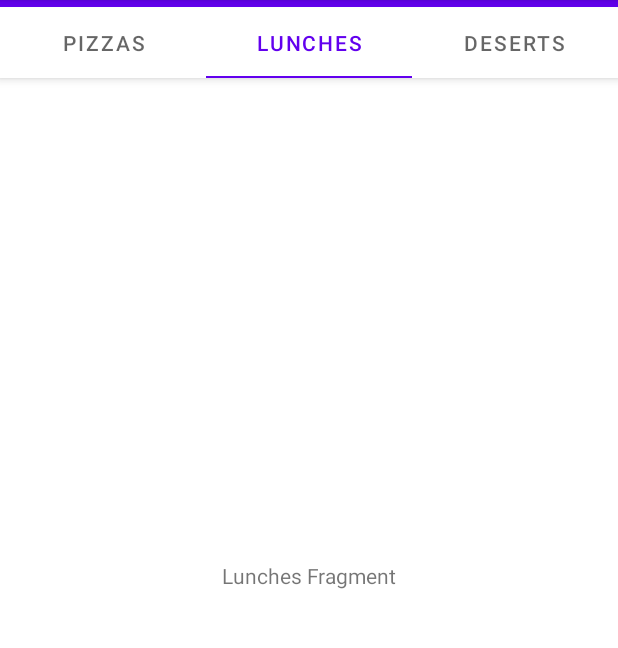
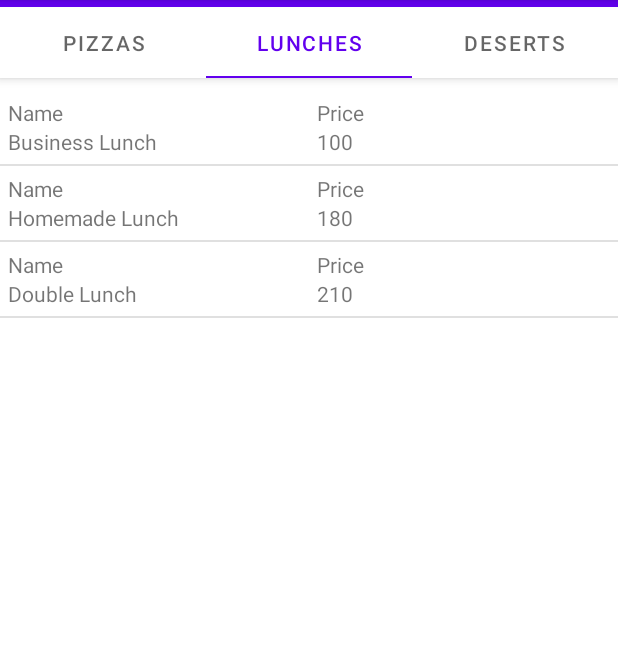
Before and after one commit to MariiaAlekseichuk/MenuBook, an Android app: the screen it shows after launch (MainActivity), tab 2 chosen, on a phone screen of 412 x 824 dp, the part 84-732 px from its top. Run offline under Robolectric (Android 15) with nearby library versions, the phone set to English and light mode, and no system bars.

Commit message:
- recycler view as meals list was added

```diff
--- a/app/src/main/java/mary/alekseichuk/menubook/DesertsFragment.kt
+++ b/app/src/main/java/mary/alekseichuk/menubook/DesertsFragment.kt
@@ -3,14 +3,50 @@ package mary.alekseichuk.menubook
 import android.os.Bundle
 import androidx.fragment.app.Fragment
 import android.view.LayoutInflater
+import android.view.View
 import android.view.ViewGroup
+import androidx.recyclerview.widget.DividerItemDecoration
+import androidx.recyclerview.widget.LinearLayoutManager
+import androidx.recyclerview.widget.RecyclerView
+import mary.alekseichuk.menubook.meallist.Meal
+import mary.alekseichuk.menubook.meallist.MealAdapter
 
 class DesertsFragment : Fragment() {
 
+    private lateinit var desertsRecyclerView: RecyclerView
     override fun onCreateView(
         inflater: LayoutInflater,
         container: ViewGroup?,
         savedInstanceState: Bundle?
-    ) =
-        inflater.inflate(R.layout.fragment_deserts, container, false)!!
+    ): View {
+        val desertList: List<Meal> = setDesertList()
+        val desertLayout = R.layout.fragment_deserts
+        val desertsRecyclerViewId = R.id.deserts_recycler_view
+
+        val inflate = inflater.inflate(desertLayout, container, false)!!
+
+        desertsRecyclerView = inflate.findViewById(desertsRecyclerViewId)
+        desertsRecyclerView.layoutManager =
+            LinearLayoutManager(context, LinearLayoutManager.VERTICAL, false)
+        desertsRecyclerView.adapter = MealAdapter(desertList)
+        desertsRecyclerView.addItemDecoration(
+            DividerItemDecoration(
+                context,
+                DividerItemDecoration.VERTICAL
+            )
+        )
+
+        return inflate
+    }
+
+    private fun setDesertList(): List<Meal> {
+        return listOf(
+            Meal("Cheese Cake", 20),
+            Meal("Napoleon", 19),
+            Meal("Ice Cream", 21),
+            Meal("Chocolate Cake", 18),
+            Meal("Muffin", 18),
+            Meal("Pudding", 18)
+        )
+    }
 }
--- a/app/src/main/java/mary/alekseichuk/menubook/LunchesFragment.kt
+++ b/app/src/main/java/mary/alekseichuk/menubook/LunchesFragment.kt
@@ -3,15 +3,51 @@ package mary.alekseichuk.menubook
 import android.os.Bundle
 import androidx.fragment.app.Fragment
 import android.view.LayoutInflater
+import android.view.View
 import android.view.ViewGroup
+import androidx.recyclerview.widget.DividerItemDecoration
+import androidx.recyclerview.widget.LinearLayoutManager
+import androidx.recyclerview.widget.RecyclerView
+import mary.alekseichuk.menubook.meallist.Meal
+import mary.alekseichuk.menubook.meallist.MealAdapter
 
 
 class LunchesFragment : Fragment() {
+
+    private lateinit var lunchRecyclerView: RecyclerView
 
     override fun onCreateView(
         inflater: LayoutInflater,
         container: ViewGroup?,
         savedInstanceState: Bundle?
-    ) =
-        inflater.inflate(R.layout.fragment_lunches, container, false)!!
+    ): View {
+
+        val lunchList: List<Meal> = setLunchList()
+        val lunchLayout = R.layout.fragment_lunches
+        val lunchesRecyclerViewId = R.id.lunches_recycler_view
+
+        val inflate = inflater.inflate(lunchLayout, container, false)!!
+
+        lunchRecyclerView = inflate.findViewById(lunchesRecyclerViewId)
+
+        lunchRecyclerView.layoutManager =
+            LinearLayoutManager(context, LinearLayoutManager.VERTICAL, false)
+        lunchRecyclerView.adapter = MealAdapter(lunchList)
+        lunchRecyclerView.addItemDecoration(
+            DividerItemDecoration(
+                context,
+                DividerItemDecoration.VERTICAL
+            )
+        )
+
+        return inflate
+    }
+
+    private fun setLunchList(): List<Meal> {
+        return listOf(
+            Meal("Business Lunch", 100),
+            Meal("Homemade Lunch", 180),
+            Meal("Double Lunch", 210),
+        )
+    }
 }
--- a/app/src/main/java/mary/alekseichuk/menubook/MainActivity.kt
+++ b/app/src/main/java/mary/alekseichuk/menubook/MainActivity.kt
@@ -2,13 +2,21 @@ package mary.alekseichuk.menubook
 
 import androidx.appcompat.app.AppCompatActivity
 import android.os.Bundle
+import androidx.recyclerview.widget.DividerItemDecoration
+import androidx.recyclerview.widget.LinearLayoutManager
+import androidx.recyclerview.widget.RecyclerView
 import androidx.viewpager.widget.ViewPager
 import com.google.android.material.tabs.TabLayout
+import mary.alekseichuk.menubook.meallist.Meal
+import mary.alekseichuk.menubook.meallist.MealAdapter
 
 class MainActivity : AppCompatActivity() {
 
     private lateinit var pager: ViewPager
     private lateinit var tab: TabLayout
+
+    lateinit var pizzasRecyclerView: RecyclerView
+
 
     override fun onCreate(savedInstanceState: Bundle?) {
         super.onCreate(savedInstanceState)
@@ -27,5 +35,9 @@ class MainActivity : AppCompatActivity() {
         pager.adapter = adapter
         //bind the viewPager with the TabLayout
         tab.setupWithViewPager(pager)
+
+
     }
+
+
 }
--- a/app/src/main/java/mary/alekseichuk/menubook/PizzasFragment.kt
+++ b/app/src/main/java/mary/alekseichuk/menubook/PizzasFragment.kt
@@ -3,14 +3,50 @@ package mary.alekseichuk.menubook
 import android.os.Bundle
 import androidx.fragment.app.Fragment
 import android.view.LayoutInflater
+import android.view.View
 import android.view.ViewGroup
+import androidx.recyclerview.widget.DividerItemDecoration
+import androidx.recyclerview.widget.LinearLayoutManager
+import androidx.recyclerview.widget.RecyclerView
+import mary.alekseichuk.menubook.meallist.Meal
+import mary.alekseichuk.menubook.meallist.MealAdapter
 
 class PizzasFragment : Fragment() {
 
+    private lateinit var pizzasRecyclerView: RecyclerView
     override fun onCreateView(
         inflater: LayoutInflater,
         container: ViewGroup?,
         savedInstanceState: Bundle?
-    ) =
-        inflater.inflate(R.layout.fragment_pizza, container, false)!!
+    ): View {
+
+        val pizzaList: List<Meal> = setPizzaList()
+        val pizzaLayout = R.layout.fragment_pizza
+        val pizzasRecyclerViewId = R.id.pizzas_recycler_view
+
+        val inflate = inflater.inflate(pizzaLayout, container, false)!!
+
+        pizzasRecyclerView = inflate.findViewById(pizzasRecyclerViewId)
+        pizzasRecyclerView.layoutManager =
+            LinearLayoutManager(context, LinearLayoutManager.VERTICAL, false)
+        pizzasRecyclerView.adapter = MealAdapter(pizzaList)
+        pizzasRecyclerView.addItemDecoration(
+            DividerItemDecoration(
+                context,
+                DividerItemDecoration.VERTICAL
+            )
+        )
+
+        return inflate
+    }
+
+    private fun setPizzaList(): List<Meal> {
+        return listOf(
+            Meal("Margarita", 20),
+            Meal("Pepperoni", 19),
+            Meal("Double Cheese", 21),
+            Meal("Hawaiian", 18)
+        )
+    }
+
 }
--- /dev/null
+++ b/app/src/main/java/mary/alekseichuk/menubook/meallist/Meal.kt
@@ -0,0 +1,6 @@
+package mary.alekseichuk.menubook.meallist
+
+data class Meal(
+    val name: String,
+    val price: Int
+)
--- /dev/null
+++ b/app/src/main/java/mary/alekseichuk/menubook/meallist/MealAdapter.kt
@@ -0,0 +1,23 @@
+package mary.alekseichuk.menubook.meallist
+
+import android.view.LayoutInflater
+import android.view.ViewGroup
+import androidx.recyclerview.widget.RecyclerView
+import mary.alekseichuk.menubook.R
+
+class MealAdapter(private val mealList: List<Meal>) : RecyclerView.Adapter<MealViewHolder>() {
+    override fun onCreateViewHolder(parent: ViewGroup, viewType: Int): MealViewHolder {
+        val itemView = LayoutInflater.from(parent.context)
+            .inflate(R.layout.meal_list_item, parent, false)
+        return MealViewHolder(itemView)
+    }
+
+    override fun onBindViewHolder(holder: MealViewHolder, position: Int) {
+        val meal = mealList[position]
+        holder.bind(meal)
+    }
+
+    override fun getItemCount(): Int {
+        return mealList.size
+    }
+}
--- /dev/null
+++ b/app/src/main/java/mary/alekseichuk/menubook/meallist/MealViewHolder.kt
@@ -0,0 +1,22 @@
+package mary.alekseichuk.menubook.meallist
+
+import android.view.View
+import android.widget.TextView
+import android.widget.Toast
+import androidx.recyclerview.widget.RecyclerView
+import mary.alekseichuk.menubook.R
+
+class MealViewHolder(itemView: View) : RecyclerView.ViewHolder(itemView) {
+    private val nameTextView: TextView = itemView.findViewById(R.id.name_text_view)
+    private val priceTextView: TextView = itemView.findViewById(R.id.price_text_view)
+
+    fun bind(meal: Meal) {
+        nameTextView.text = "${meal.name}"
+        priceTextView.text = "${meal.price}"
+
+        itemView.setOnClickListener {
+            Toast.makeText(itemView.context, meal.name, Toast.LENGTH_LONG).show()
+        }
+
+    }
+}
--- a/app/src/main/res/layout/fragment_deserts.xml
+++ b/app/src/main/res/layout/fragment_deserts.xml
@@ -1,11 +1,13 @@
 <?xml version="1.0" encoding="utf-8"?>
+
 <LinearLayout xmlns:android="http://schemas.android.com/apk/res/android"
     android:layout_width="match_parent"
     android:layout_height="match_parent"
     android:gravity="center">
 
-    <TextView
-        android:layout_width="wrap_content"
-        android:layout_height="wrap_content"
-        android:text="Deserts Fragment" />
+    <androidx.recyclerview.widget.RecyclerView
+        android:id="@+id/deserts_recycler_view"
+        android:layout_width="match_parent"
+        android:layout_height="match_parent"
+        android:layout_marginTop="40dp" />
 </LinearLayout>
--- a/app/src/main/res/layout/fragment_lunches.xml
+++ b/app/src/main/res/layout/fragment_lunches.xml
@@ -4,8 +4,9 @@
     android:layout_height="match_parent"
     android:gravity="center">
 
-    <TextView
-        android:layout_width="wrap_content"
-        android:layout_height="wrap_content"
-        android:text="Lunches Fragment" />
+    <androidx.recyclerview.widget.RecyclerView
+        android:id="@+id/lunches_recycler_view"
+        android:layout_width="match_parent"
+        android:layout_height="match_parent"
+        android:layout_marginTop="40dp" />
 </LinearLayout>
--- a/app/src/main/res/layout/fragment_pizza.xml
+++ b/app/src/main/res/layout/fragment_pizza.xml
@@ -1,11 +1,13 @@
 <?xml version="1.0" encoding="utf-8"?>
 <LinearLayout xmlns:android="http://schemas.android.com/apk/res/android"
+    android:id="@+id/pizzas_linear"
     android:layout_width="match_parent"
     android:layout_height="match_parent"
     android:gravity="center">
 
-    <TextView
-        android:layout_width="wrap_content"
-        android:layout_height="wrap_content"
-        android:text="Pizza Fragment" />
+    <androidx.recyclerview.widget.RecyclerView
+        android:id="@+id/pizzas_recycler_view"
+        android:layout_width="match_parent"
+        android:layout_height="match_parent"
+        android:layout_marginTop="40dp" />
 </LinearLayout>
--- /dev/null
+++ b/app/src/main/res/layout/meal_list_item.xml
@@ -0,0 +1,42 @@
+<?xml version="1.0" encoding="utf-8"?>
+<LinearLayout xmlns:android="http://schemas.android.com/apk/res/android"
+    android:layout_width="fill_parent"
+    android:layout_height="wrap_content"
+    android:orientation="horizontal">
+
+    <LinearLayout xmlns:android="http://schemas.android.com/apk/res/android"
+        android:layout_width="0dp"
+        android:layout_height="wrap_content"
+        android:layout_weight="1"
+        android:orientation="vertical"
+        android:padding="5dp">
+        <TextView
+            android:layout_width="match_parent"
+            android:layout_height="wrap_content"
+            android:layout_weight="1"
+            android:text="Name"/>
+        <TextView
+            android:id="@+id/name_text_view"
+            android:layout_width="match_parent"
+            android:layout_height="wrap_content"
+            android:layout_weight="1" />
+    </LinearLayout>
+
+    <LinearLayout xmlns:android="http://schemas.android.com/apk/res/android"
+        android:layout_width="0dp"
+        android:layout_height="wrap_content"
+        android:layout_weight="1"
+        android:orientation="vertical"
+        android:padding="5dp">
+        <TextView
+            android:layout_width="match_parent"
+            android:layout_height="wrap_content"
+            android:layout_weight="1"
+            android:text="Price"/>
+        <TextView
+            android:id="@+id/price_text_view"
+            android:layout_width="match_parent"
+            android:layout_height="wrap_content"
+            android:layout_weight="1" />
+    </LinearLayout>
+</LinearLayout>
```
Also changed, not shown: 1 other file.
